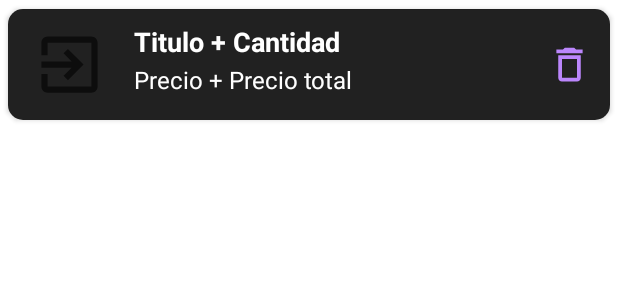
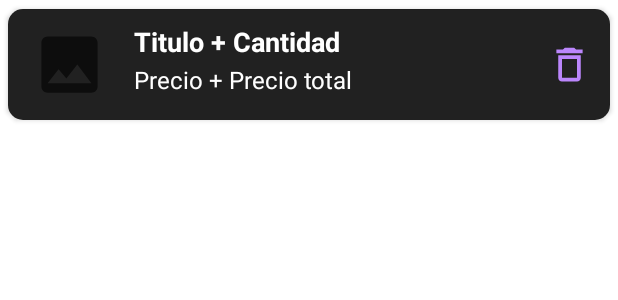
Before and after one commit to cristian-ramirez99/AppMovil, an Android app: the layout lista_productos.xml on its own in the app's theme, with its tools: preview values and no code run, on a phone screen of 412 x 824 dp. Shown: the top 300 px of the screen. Run offline under Robolectric (Android 15) with nearby library versions, the phone set to English and light mode, and no system bars.

Commit message:
He añadido comentarios

```diff
--- a/app/src/main/java/com/example/sintesis/MainActivity.java
+++ b/app/src/main/java/com/example/sintesis/MainActivity.java
@@ -16,6 +16,7 @@ public class MainActivity extends AppCompatActivity {
         super.onCreate(savedInstanceState);
         setContentView(R.layout.activity_main);
 
+        //Espera unos segundos para cambiar de activity
         new Handler().postDelayed(new Runnable() {
             @Override
             public void run() {
@@ -25,7 +26,7 @@ public class MainActivity extends AppCompatActivity {
         }, TIME_TO_CHANGE_ACTIVITY);
     }
 
-
+    //Inicia activity login
     private void change_activity_to_login() {
         Intent intent = new Intent(MainActivity.this, Login.class);
         startActivity(intent);
--- /dev/null
+++ b/app/src/main/res/drawable/ic_image.xml
@@ -0,0 +1,10 @@
+<vector xmlns:android="http://schemas.android.com/apk/res/android"
+    android:width="24dp"
+    android:height="24dp"
+    android:viewportWidth="24"
+    android:viewportHeight="24"
+    android:tint="?attr/colorControlNormal">
+  <path
+      android:fillColor="@android:color/white"
+      android:pathData="M21,19V5c0,-1.1 -0.9,-2 -2,-2H5c-1.1,0 -2,0.9 -2,2v14c0,1.1 0.9,2 2,2h14c1.1,0 2,-0.9 2,-2zM8.5,13.5l2.5,3.01L14.5,12l4.5,6H5l3.5,-4.5z"/>
+</vector>
--- a/app/src/main/res/layout/activity_modal_error.xml
+++ b/app/src/main/res/layout/activity_modal_error.xml
@@ -22,8 +22,8 @@
 
     <TextView
         android:id="@+id/tvMensajeModalError"
-        android:layout_width="262dp"
-        android:layout_height="38dp"
+        android:layout_width="264dp"
+        android:layout_height="72dp"
         android:layout_marginTop="32dp"
         android:gravity="center"
         android:textAlignment="center"
--- a/app/src/main/res/layout/lista_productos.xml
+++ b/app/src/main/res/layout/lista_productos.xml
@@ -32,7 +32,7 @@
                 android:layout_gravity="center"
                 android:paddingLeft="14dp"
                 android:paddingRight="14dp"
-                app:srcCompat="@drawable/ic_signout" />
+                app:srcCompat="@drawable/ic_image" />
 
             <LinearLayout
                 android:id="@+id/linearLayout"
```
Also changed, not shown: app/src/main/java/com/example/sintesis/ListaAdapter.java (+12 -0 lines), app/src/main/java/com/example/sintesis/autenticado/Dashboard.java (+12 -2 lines), app/src/main/java/com/example/sintesis/autenticado/fragments/CarritoFragment.java (+11 -2 lines), app/src/main/java/com/example/sintesis/autenticado/fragments/QRFragment.java (+19 -3 lines), app/src/main/java/com/example/sintesis/auth/Login.java (+6 -4 lines), app/src/main/java/com/example/sintesis/auth/Registrar.java (+8 -0 lines), app/src/main/java/com/example/sintesis/modal/ModalError.java (deleted, +0 -25 lines), app/src/main/java/com/example/sintesis/modal/ModalProducto.java (deleted, +0 -16 lines).
